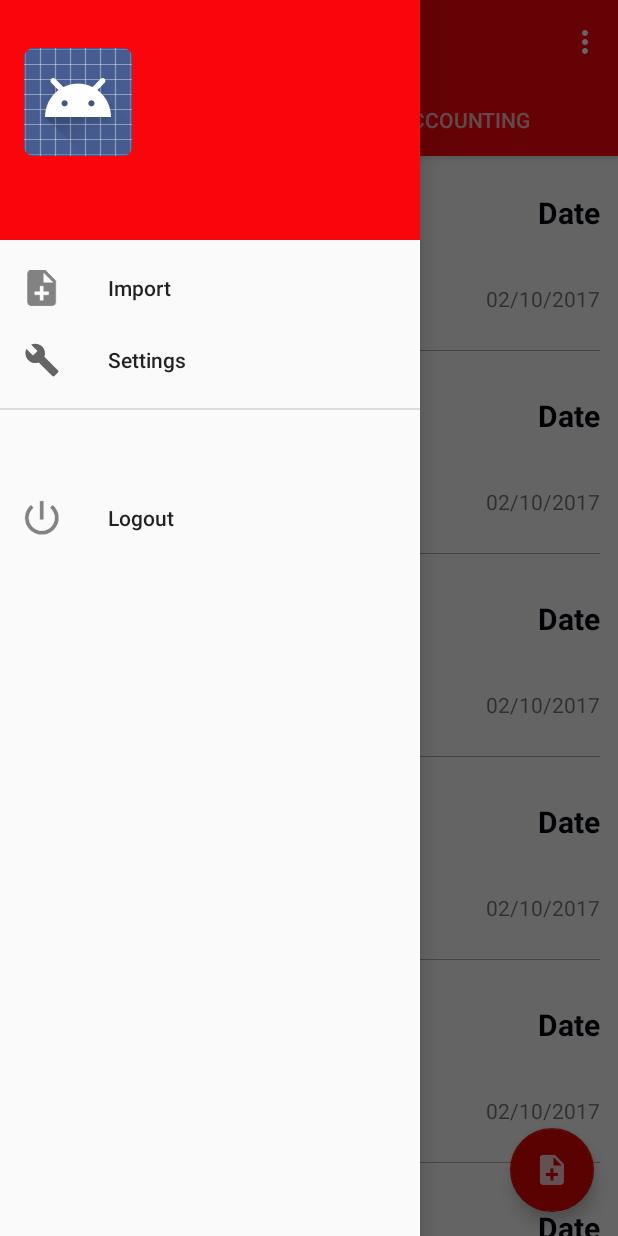
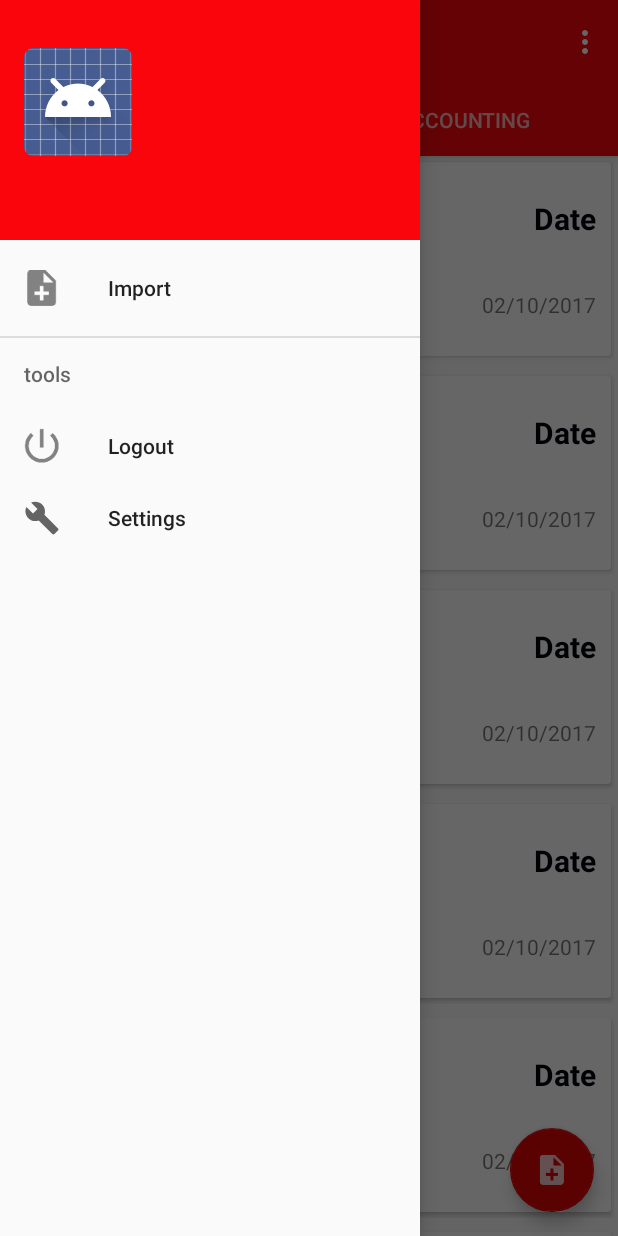
Before and after one commit to jmalovera10/Inloud, an Android app: the InloudMainActivity screen opened directly, with no data from a screen before it, with the side drawer open, on a phone screen of 412 x 824 dp. Run offline under Robolectric (Android 15) with nearby library versions, the phone set to English and light mode, and no system bars; libraries missing offline, so code that uses them is left out: com.facebook, com.facebook.appevents, com.facebook.login; 2 statements that could not run were skipped.

Commit message:
UI Changes on my Invoice

```diff
--- a/Android/Inloud/app/src/main/java/papitas/adapters/MyInvoiceViewHolder.java
+++ b/Android/Inloud/app/src/main/java/papitas/adapters/MyInvoiceViewHolder.java
@@ -1,5 +1,7 @@
 package papitas.adapters;
 
+import android.graphics.Bitmap;
+import android.graphics.BitmapFactory;
 import android.support.v7.widget.RecyclerView;
 import android.util.Log;
 import android.view.View;
@@ -22,10 +24,11 @@ public class MyInvoiceViewHolder extends RecyclerView.ViewHolder {
     private TextView date;
     private TextView tax;
     private ImageView image;
-
+    private View view;
 
     public MyInvoiceViewHolder(View v) {
         super(v);
+        view = v;
         value = (TextView) v.findViewById(R.id.invoiceValue);
         date = (TextView) v.findViewById(R.id.invoiceDate);
         tax = (TextView) v.findViewById(R.id.invoiceTax);
@@ -38,6 +41,9 @@ public class MyInvoiceViewHolder extends RecyclerView.ViewHolder {
         date.setText(pDate);
         tax.setText("$ "+pTax);
         image.setImageResource(R.drawable.invoice);
+        Bitmap bm = BitmapFactory.decodeResource(view.getResources(),R.drawable.invoice);
+        RoundImage roundedImage = new RoundImage(bm);
+        image.setImageDrawable(roundedImage);
         linearLayout.setOnClickListener(new View.OnClickListener(){
 
             @Override
--- /dev/null
+++ b/Android/Inloud/app/src/main/java/papitas/adapters/RoundImage.java
@@ -0,0 +1,98 @@
+package papitas.adapters;
+
+import android.graphics.Bitmap;
+import android.graphics.BitmapShader;
+import android.graphics.Canvas;
+import android.graphics.ColorFilter;
+import android.graphics.Paint;
+import android.graphics.PixelFormat;
+import android.graphics.Rect;
+import android.graphics.RectF;
+import android.graphics.Shader;
+import android.graphics.drawable.Drawable;
+
+/**
+ * Created by juanm on 13/07/2017.
+ */
+
+public class RoundImage extends Drawable {
+    private final Bitmap mBitmap;
+    private final Paint mPaint;
+    private final RectF mRectF;
+    private final int mBitmapWidth;
+    private final int mBitmapHeight;
+
+    public RoundImage(Bitmap bitmap) {
+        mBitmap = bitmap;
+        mRectF = new RectF();
+        mPaint = new Paint();
+        mPaint.setAntiAlias(true);
+        mPaint.setDither(true);
+        final BitmapShader shader = new BitmapShader(bitmap, Shader.TileMode.CLAMP, Shader.TileMode.CLAMP);
+        mPaint.setShader(shader);
+
+        mBitmapWidth = mBitmap.getWidth();
+        mBitmapHeight = mBitmap.getHeight();
+    }
+
+    @Override
+    public void draw(Canvas canvas) {
+        canvas.drawOval(mRectF, mPaint);
+    }
+
+    @Override
+    protected void onBoundsChange(Rect bounds) {
+        super.onBoundsChange(bounds);
+        mRectF.set(bounds);
+    }
+
+    @Override
+    public void setAlpha(int alpha) {
+        if (mPaint.getAlpha() != alpha) {
+            mPaint.setAlpha(alpha);
+            invalidateSelf();
+        }
+    }
+
+    @Override
+    public void setColorFilter(ColorFilter cf) {
+        mPaint.setColorFilter(cf);
+    }
+
+    @Override
+    public int getOpacity() {
+        return PixelFormat.TRANSLUCENT;
+    }
+
+    @Override
+    public int getIntrinsicWidth() {
+        return mBitmapWidth;
+    }
+
+    @Override
+    public int getIntrinsicHeight() {
+        return mBitmapHeight;
+    }
+
+    public void setAntiAlias(boolean aa) {
+        mPaint.setAntiAlias(aa);
+        invalidateSelf();
+    }
+
+    @Override
+    public void setFilterBitmap(boolean filter) {
+        mPaint.setFilterBitmap(filter);
+        invalidateSelf();
+    }
+
+    @Override
+    public void setDither(boolean dither) {
+        mPaint.setDither(dither);
+        invalidateSelf();
+    }
+
+    public Bitmap getBitmap() {
+        return mBitmap;
+    }
+
+}
--- a/Android/Inloud/app/src/main/res/layout/invoice_item_layout.xml
+++ b/Android/Inloud/app/src/main/res/layout/invoice_item_layout.xml
@@ -11,6 +11,13 @@
     android:paddingBottom="5dp"
     android:paddingLeft="2dp"
     android:paddingRight="2dp">
+
+    <android.support.v7.widget.CardView
+        android:layout_width="match_parent"
+        android:layout_height="match_parent"
+        android:layout_weight="1"
+        android:clickable="true"
+        app:cardUseCompatPadding="true">
 
         <LinearLayout
             android:layout_width="match_parent"
@@ -109,13 +116,6 @@
             </LinearLayout>
 
         </LinearLayout>
-
-    <View
-        android:id="@+id/separator"
-        android:layout_width="match_parent"
-        android:layout_height="0.5dp"
-        android:layout_marginLeft="10dp"
-        android:layout_marginRight="10dp"
-        android:background="#aaaaaa" />
+    </android.support.v7.widget.CardView>
 
 </LinearLayout>
--- a/Android/Inloud/app/src/main/res/menu/activity_inloud_main_drawer.xml
+++ b/Android/Inloud/app/src/main/res/menu/activity_inloud_main_drawer.xml
@@ -6,19 +6,20 @@
             android:id="@+id/nav_addInvoice"
             android:icon="@drawable/add_invoice_black"
             android:title="Import" />
-        <item
-            android:id="@+id/nav_settings"
-            android:icon="@drawable/ic_menu_manage"
-            android:title="@string/action_settings" />
+
     </group>
 
-    <item android:title="">
+    <item android:title="tools">
         <menu>
             <group android:checkableBehavior="single">
                 <item
                     android:id="@+id/nav_logout"
                     android:icon="@drawable/ic_logout"
                     android:title="Logout" />
+                <item
+                    android:id="@+id/nav_settings"
+                    android:icon="@drawable/ic_menu_manage"
+                    android:title="@string/action_settings" />
             </group>
         </menu>
     </item>
```
Lines whose indentation alone changed are shown as unchanged.
